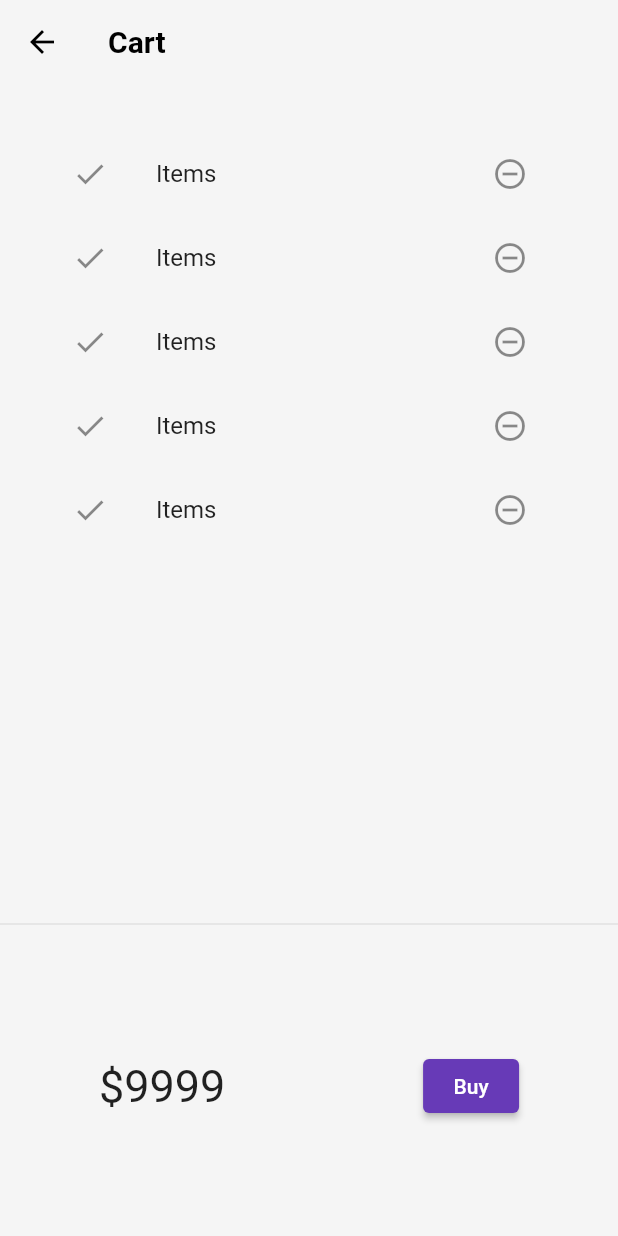
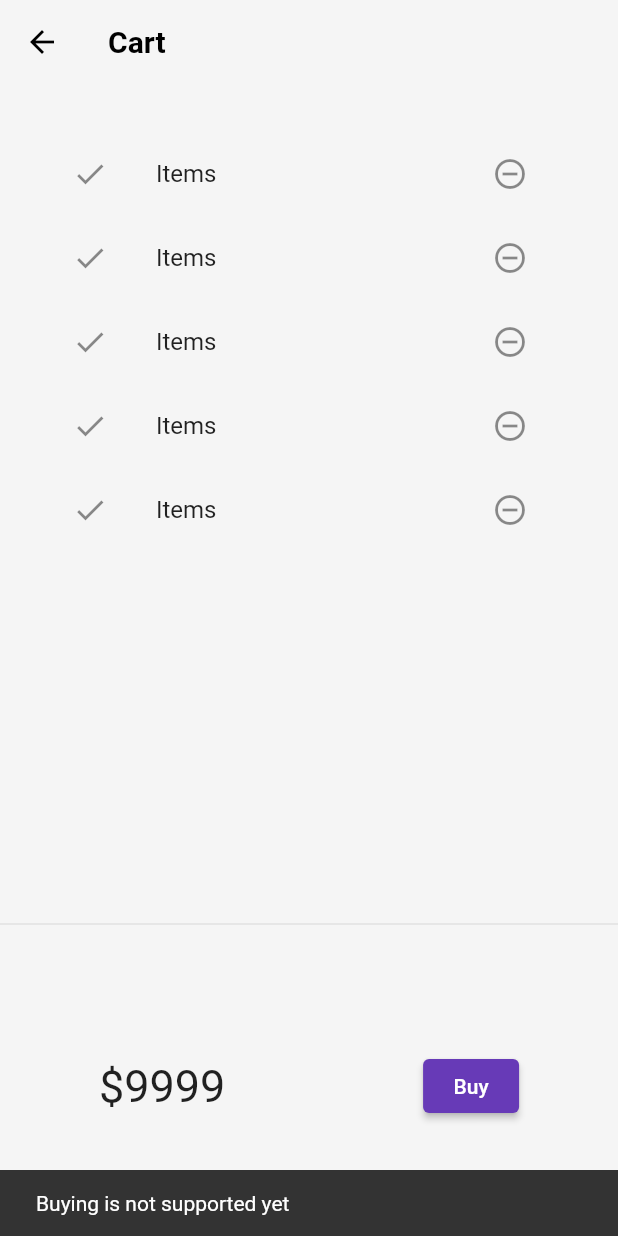
Before and after one commit to girijaarani9/30DaysOfFlutter, a Flutter app: the CartPage screen opened by its route, after a tap on "Buy", on a phone screen of 412 x 824 dp. Run offline on Flutter 3.47's test engine with Material 2 defaults, Android fonts, the phone set to English and light mode, and no system bars; our stand-ins replace velocity_x; network calls fail.

Commit message:
Day-23 Completed

```diff
--- a/lib/pages/cartPage.dart
+++ b/lib/pages/cartPage.dart
@@ -39,7 +39,13 @@ class cartTotal extends StatelessWidget {
               "\$9999",
               style: TextStyle(fontSize: 30),
             ),
-            ElevatedButton(onPressed: () {}, child: Text("Buy"))
+            ElevatedButton(
+                onPressed: () {
+                  ScaffoldMessenger.of(context).showSnackBar(SnackBar(
+                    content: Text("Buying is not supported yet"),
+                  ));
+                },
+                child: Text("Buy"))
           ],
         ));
   }
```
Also changed, not shown: lib/models/cart.dart (added, +25 -0 lines).
